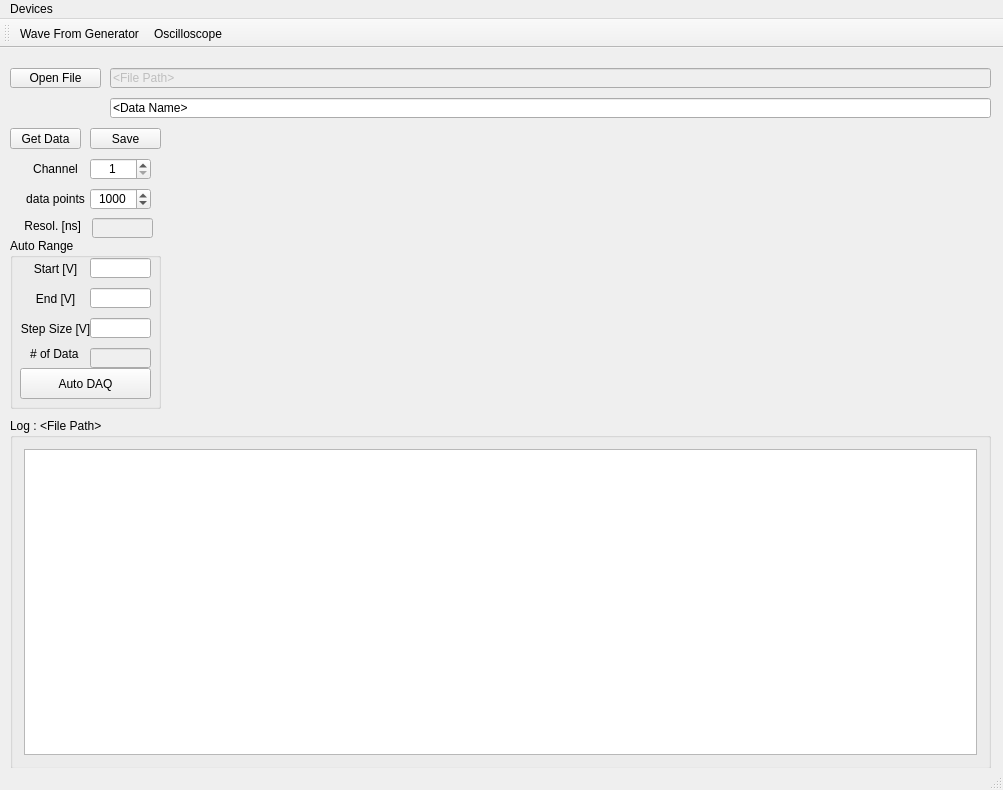
Qt form mainwindow.ui (TripletESR/DAQ_GUI) before a commit.
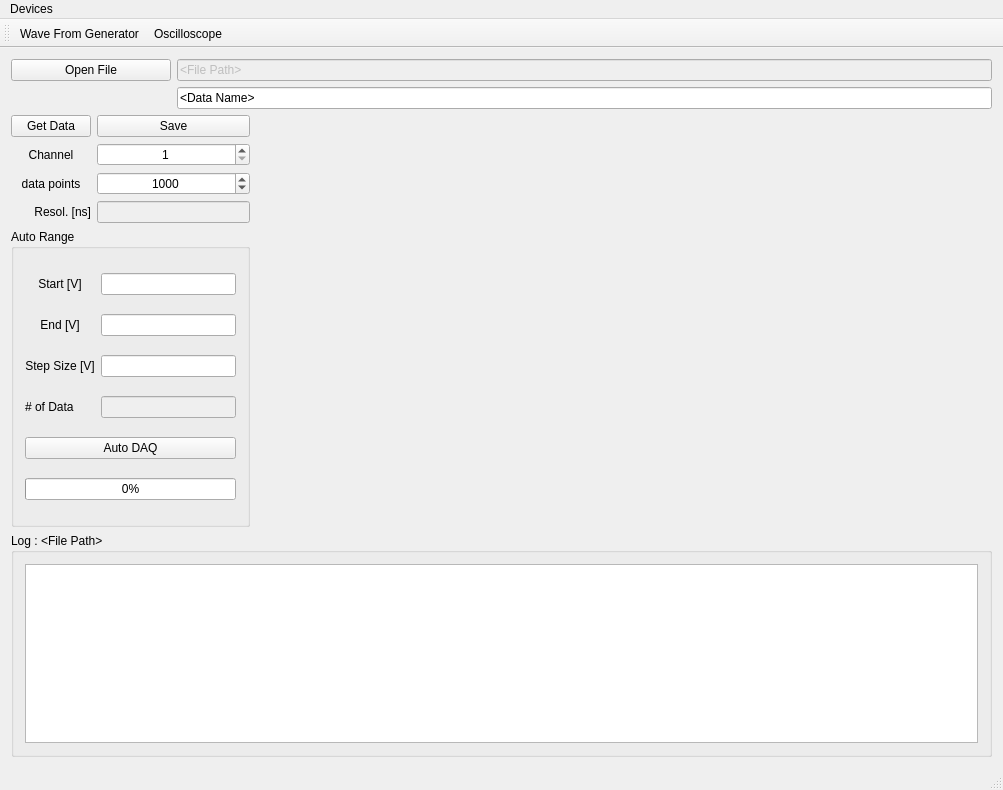
The same form after that commit. Custom widgets are drawn as their Qt base class.

Diff of the .ui file:
```diff
--- a/mainwindow.ui
+++ b/mainwindow.ui
@@ -35,362 +35,250 @@
    <string>DAQ</string>
   </property>
   <widget class="QWidget" name="centralWidget">
-   <widget class="QCustomPlot" name="customPlot" native="true">
-    <property name="geometry">
-     <rect>
-      <x>170</x>
-      <y>90</y>
-      <width>821</width>
-      <height>271</height>
-     </rect>
-    </property>
-   </widget>
-   <widget class="QGroupBox" name="groupBox_log">
-    <property name="geometry">
-     <rect>
-      <x>10</x>
-      <y>370</y>
-      <width>981</width>
-      <height>351</height>
-     </rect>
-    </property>
-    <property name="title">
-     <string>Log : &lt;File Path&gt;</string>
-    </property>
-    <layout class="QGridLayout" name="gridLayout">
-     <item row="0" column="0">
-      <widget class="QPlainTextEdit" name="plainTextEdit">
-       <property name="font">
-        <font>
-         <family>Courier New</family>
-         <pointsize>10</pointsize>
-        </font>
-       </property>
-       <property name="lineWrapMode">
-        <enum>QPlainTextEdit::NoWrap</enum>
-       </property>
-      </widget>
-     </item>
-    </layout>
-   </widget>
-   <widget class="QPushButton" name="pushButton_GetSingle">
-    <property name="geometry">
-     <rect>
-      <x>10</x>
-      <y>80</y>
-      <width>71</width>
-      <height>21</height>
-     </rect>
-    </property>
-    <property name="text">
-     <string>Get Data</string>
-    </property>
-   </widget>
-   <widget class="QSpinBox" name="spinBox_count">
-    <property name="geometry">
-     <rect>
-      <x>90</x>
-      <y>140</y>
-      <width>61</width>
-      <height>22</height>
-     </rect>
-    </property>
-    <property name="alignment">
-     <set>Qt::AlignCenter</set>
-    </property>
-    <property name="minimum">
-     <number>100</number>
-    </property>
-    <property name="maximum">
-     <number>2000</number>
-    </property>
-    <property name="singleStep">
-     <number>1</number>
-    </property>
-    <property name="value">
-     <number>1000</number>
-    </property>
-   </widget>
-   <widget class="QSpinBox" name="spinBox_ch">
-    <property name="geometry">
-     <rect>
-      <x>90</x>
-      <y>110</y>
-      <width>61</width>
-      <height>22</height>
-     </rect>
-    </property>
-    <property name="alignment">
-     <set>Qt::AlignCenter</set>
-    </property>
-    <property name="minimum">
-     <number>1</number>
-    </property>
-    <property name="maximum">
-     <number>4</number>
-    </property>
-    <property name="singleStep">
-     <number>1</number>
-    </property>
-    <property name="value">
-     <number>1</number>
-    </property>
-   </widget>
-   <widget class="QLineEdit" name="lineEdit_FileName">
-    <property name="enabled">
-     <bool>false</bool>
-    </property>
-    <property name="geometry">
-     <rect>
-      <x>110</x>
-      <y>20</y>
-      <width>881</width>
-      <height>20</height>
-     </rect>
-    </property>
-    <property name="inputMask">
-     <string/>
-    </property>
-    <property name="text">
-     <string>&lt;File Path&gt;</string>
-    </property>
-   </widget>
-   <widget class="QPushButton" name="pushButton_openFile">
-    <property name="geometry">
-     <rect>
-      <x>10</x>
-      <y>20</y>
-      <width>91</width>
-      <height>20</height>
-     </rect>
-    </property>
-    <property name="text">
-     <string>Open File</string>
-    </property>
-   </widget>
-   <widget class="QLabel" name="label">
-    <property name="geometry">
-     <rect>
-      <x>20</x>
-      <y>110</y>
-      <width>71</width>
-      <height>22</height>
-     </rect>
-    </property>
-    <property name="text">
-     <string>Channel</string>
-    </property>
-    <property name="alignment">
-     <set>Qt::AlignCenter</set>
-    </property>
-   </widget>
-   <widget class="QLabel" name="label_2">
-    <property name="geometry">
-     <rect>
-      <x>20</x>
-      <y>140</y>
-      <width>71</width>
-      <height>22</height>
-     </rect>
-    </property>
-    <property name="text">
-     <string>data points</string>
-    </property>
-    <property name="alignment">
-     <set>Qt::AlignCenter</set>
-    </property>
-   </widget>
-   <widget class="QGroupBox" name="groupBox">
-    <property name="geometry">
-     <rect>
-      <x>10</x>
-      <y>190</y>
-      <width>151</width>
-      <height>171</height>
-     </rect>
-    </property>
-    <property name="title">
-     <string>Auto Range</string>
-    </property>
-    <widget class="QLineEdit" name="lineEdit_start">
-     <property name="geometry">
-      <rect>
-       <x>80</x>
-       <y>20</y>
-       <width>61</width>
-       <height>20</height>
-      </rect>
-     </property>
-    </widget>
-    <widget class="QLineEdit" name="lineEdit_end">
-     <property name="geometry">
-      <rect>
-       <x>80</x>
-       <y>50</y>
-       <width>61</width>
-       <height>20</height>
-      </rect>
-     </property>
-    </widget>
-    <widget class="QLineEdit" name="lineEdit_step">
-     <property name="geometry">
-      <rect>
-       <x>80</x>
-       <y>80</y>
-       <width>61</width>
-       <height>20</height>
-      </rect>
-     </property>
-    </widget>
-    <widget class="QPushButton" name="pushButton_Auto">
-     <property name="geometry">
-      <rect>
-       <x>10</x>
-       <y>130</y>
-       <width>131</width>
-       <height>31</height>
-      </rect>
-     </property>
-     <property name="text">
-      <string>Auto DAQ</string>
-     </property>
-    </widget>
-    <widget class="QLabel" name="label_3">
-     <property name="geometry">
-      <rect>
-       <x>10</x>
-       <y>20</y>
-       <width>71</width>
-       <height>22</height>
-      </rect>
-     </property>
-     <property name="text">
-      <string>Start [V]</string>
-     </property>
-     <property name="alignment">
-      <set>Qt::AlignCenter</set>
-     </property>
-    </widget>
-    <widget class="QLabel" name="label_4">
-     <property name="geometry">
-      <rect>
-       <x>10</x>
-       <y>50</y>
-       <width>71</width>
-       <height>22</height>
-      </rect>
-     </property>
-     <property name="text">
-      <string>End [V]</string>
-     </property>
-     <property name="alignment">
-      <set>Qt::AlignCenter</set>
-     </property>
-    </widget>
-    <widget class="QLabel" name="label_5">
-     <property name="geometry">
-      <rect>
-       <x>10</x>
-       <y>80</y>
-       <width>71</width>
-       <height>22</height>
-      </rect>
-     </property>
-     <property name="text">
-      <string>Step Size [V]</string>
-     </property>
-     <property name="alignment">
-      <set>Qt::AlignCenter</set>
-     </property>
-    </widget>
-    <widget class="QLineEdit" name="lineEdit_numData">
-     <property name="enabled">
-      <bool>false</bool>
-     </property>
-     <property name="geometry">
-      <rect>
-       <x>80</x>
-       <y>110</y>
-       <width>61</width>
-       <height>20</height>
-      </rect>
-     </property>
-    </widget>
-    <widget class="QLabel" name="label_7">
-     <property name="geometry">
-      <rect>
-       <x>20</x>
-       <y>110</y>
-       <width>50</width>
-       <height>12</height>
-      </rect>
-     </property>
-     <property name="text">
-      <string># of Data</string>
-     </property>
-    </widget>
-   </widget>
-   <widget class="QLineEdit" name="lineEdit_DataName">
-    <property name="enabled">
-     <bool>true</bool>
-    </property>
-    <property name="geometry">
-     <rect>
-      <x>110</x>
-      <y>50</y>
-      <width>881</width>
-      <height>20</height>
-     </rect>
-    </property>
-    <property name="inputMask">
-     <string/>
-    </property>
-    <property name="text">
-     <string>&lt;Data Name&gt;</string>
-    </property>
-   </widget>
-   <widget class="QPushButton" name="pushButton_Save">
-    <property name="geometry">
-     <rect>
-      <x>90</x>
-      <y>80</y>
-      <width>71</width>
-      <height>21</height>
-     </rect>
-    </property>
-    <property name="text">
-     <string>Save</string>
-    </property>
-   </widget>
-   <widget class="QLineEdit" name="lineEdit_Resol">
-    <property name="enabled">
-     <bool>false</bool>
-    </property>
-    <property name="geometry">
-     <rect>
-      <x>92</x>
-      <y>170</y>
-      <width>61</width>
-      <height>20</height>
-     </rect>
-    </property>
-   </widget>
-   <widget class="QLabel" name="label_6">
-    <property name="geometry">
-     <rect>
-      <x>20</x>
-      <y>170</y>
-      <width>61</width>
-      <height>16</height>
-     </rect>
-    </property>
-    <property name="text">
-     <string>Resol. [ns]</string>
-    </property>
-    <property name="alignment">
-     <set>Qt::AlignRight|Qt::AlignTrailing|Qt::AlignVCenter</set>
-    </property>
-   </widget>
+   <layout class="QGridLayout" name="gridLayout_3">
+    <item row="0" column="0" colspan="2">
+     <widget class="QPushButton" name="pushButton_openFile">
+      <property name="text">
+       <string>Open File</string>
+      </property>
+     </widget>
+    </item>
+    <item row="0" column="2" colspan="2">
+     <widget class="QLineEdit" name="lineEdit_FileName">
+      <property name="enabled">
+       <bool>false</bool>
+      </property>
+      <property name="inputMask">
+       <string/>
+      </property>
+      <property name="text">
+       <string>&lt;File Path&gt;</string>
+      </property>
+     </widget>
+    </item>
+    <item row="1" column="2" colspan="2">
+     <widget class="QLineEdit" name="lineEdit_DataName">
+      <property name="enabled">
+       <bool>true</bool>
+      </property>
+      <property name="inputMask">
+       <string/>
+      </property>
+      <property name="text">
+       <string>&lt;Data Name&gt;</string>
+      </property>
+     </widget>
+    </item>
+    <item row="2" column="0">
+     <widget class="QPushButton" name="pushButton_GetSingle">
+      <property name="text">
+       <string>Get Data</string>
+      </property>
+     </widget>
+    </item>
+    <item row="2" column="1" colspan="2">
+     <widget class="QPushButton" name="pushButton_Save">
+      <property name="text">
+       <string>Save</string>
+      </property>
+     </widget>
+    </item>
+    <item row="2" column="3" rowspan="5">
+     <widget class="QCustomPlot" name="customPlot" native="true">
+      <property name="sizePolicy">
+       <sizepolicy hsizetype="Preferred" vsizetype="Preferred">
+        <horstretch>10</horstretch>
+        <verstretch>8</verstretch>
+       </sizepolicy>
+      </property>
+     </widget>
+    </item>
+    <item row="3" column="0">
+     <widget class="QLabel" name="label">
+      <property name="text">
+       <string>Channel</string>
+      </property>
+      <property name="alignment">
+       <set>Qt::AlignCenter</set>
+      </property>
+     </widget>
+    </item>
+    <item row="3" column="1" colspan="2">
+     <widget class="QSpinBox" name="spinBox_ch">
+      <property name="alignment">
+       <set>Qt::AlignCenter</set>
+      </property>
+      <property name="minimum">
+       <number>1</number>
+      </property>
+      <property name="maximum">
+       <number>4</number>
+      </property>
+      <property name="singleStep">
+       <number>1</number>
+      </property>
+      <property name="value">
+       <number>1</number>
+      </property>
+     </widget>
+    </item>
+    <item row="4" column="0">
+     <widget class="QLabel" name="label_2">
+      <property name="text">
+       <string>data points</string>
+      </property>
+      <property name="alignment">
+       <set>Qt::AlignCenter</set>
+      </property>
+     </widget>
+    </item>
+    <item row="4" column="1" colspan="2">
+     <widget class="QSpinBox" name="spinBox_count">
+      <property name="alignment">
+       <set>Qt::AlignCenter</set>
+      </property>
+      <property name="minimum">
+       <number>100</number>
+      </property>
+      <property name="maximum">
+       <number>2000</number>
+      </property>
+      <property name="singleStep">
+       <number>1</number>
+      </property>
+      <property name="value">
+       <number>1000</number>
+      </property>
+     </widget>
+    </item>
+    <item row="5" column="0">
+     <widget class="QLabel" name="label_6">
+      <property name="text">
+       <string>Resol. [ns]</string>
+      </property>
+      <property name="alignment">
+       <set>Qt::AlignRight|Qt::AlignTrailing|Qt::AlignVCenter</set>
+      </property>
+     </widget>
+    </item>
+    <item row="5" column="1" colspan="2">
+     <widget class="QLineEdit" name="lineEdit_Resol">
+      <property name="enabled">
+       <bool>false</bool>
+      </property>
+     </widget>
+    </item>
+    <item row="6" column="0" colspan="3">
+     <widget class="QGroupBox" name="groupBox">
+      <property name="sizePolicy">
+       <sizepolicy hsizetype="Preferred" vsizetype="Preferred">
+        <horstretch>1</horstretch>
+        <verstretch>0</verstretch>
+       </sizepolicy>
+      </property>
+      <property name="title">
+       <string>Auto Range</string>
+      </property>
+      <layout class="QGridLayout" name="gridLayout_2">
+       <item row="0" column="0">
+        <widget class="QLabel" name="label_3">
+         <property name="text">
+          <string>Start [V]</string>
+         </property>
+         <property name="alignment">
+          <set>Qt::AlignCenter</set>
+         </property>
+        </widget>
+       </item>
+       <item row="1" column="0">
+        <widget class="QLabel" name="label_4">
+         <property name="text">
+          <string>End [V]</string>
+         </property>
+         <property name="alignment">
+          <set>Qt::AlignCenter</set>
+         </property>
+        </widget>
+       </item>
+       <item row="3" column="0">
+        <widget class="QLabel" name="label_7">
+         <property name="text">
+          <string># of Data</string>
+         </property>
+        </widget>
+       </item>
+       <item row="3" column="1">
+        <widget class="QLineEdit" name="lineEdit_numData">
+         <property name="enabled">
+          <bool>false</bool>
+         </property>
+        </widget>
+       </item>
+       <item row="0" column="1">
+        <widget class="QLineEdit" name="lineEdit_start"/>
+       </item>
+       <item row="2" column="0">
+        <widget class="QLabel" name="label_5">
+         <property name="text">
+          <string>Step Size [V]</string>
+         </property>
+         <property name="alignment">
+          <set>Qt::AlignCenter</set>
+         </property>
+        </widget>
+       </item>
+       <item row="2" column="1">
+        <widget class="QLineEdit" name="lineEdit_step"/>
+       </item>
+       <item row="4" column="0" colspan="2">
+        <widget class="QPushButton" name="pushButton_Auto">
+         <property name="text">
+          <string>Auto DAQ</string>
+         </property>
+        </widget>
+       </item>
+       <item row="1" column="1">
+        <widget class="QLineEdit" name="lineEdit_end"/>
+       </item>
+       <item row="5" column="0" colspan="2">
+        <widget class="QProgressBar" name="progressBar">
+         <property name="value">
+          <number>0</number>
+         </property>
+        </widget>
+       </item>
+      </layout>
+     </widget>
+    </item>
+    <item row="7" column="0" colspan="4">
+     <widget class="QGroupBox" name="groupBox_log">
+      <property name="sizePolicy">
+       <sizepolicy hsizetype="Preferred" vsizetype="Preferred">
+        <horstretch>1</horstretch>
+        <verstretch>6</verstretch>
+       </sizepolicy>
+      </property>
+      <property name="title">
+       <string>Log : &lt;File Path&gt;</string>
+      </property>
+      <layout class="QGridLayout" name="gridLayout">
+       <item row="0" column="0">
+        <widget class="QPlainTextEdit" name="plainTextEdit">
+         <property name="font">
+          <font>
+           <family>Courier New</family>
+           <pointsize>10</pointsize>
+          </font>
+         </property>
+         <property name="lineWrapMode">
+          <enum>QPlainTextEdit::NoWrap</enum>
+         </property>
+        </widget>
+       </item>
+      </layout>
+     </widget>
+    </item>
+   </layout>
   </widget>
   <widget class="QMenuBar" name="menuBar">
    <property name="geometry">
```
